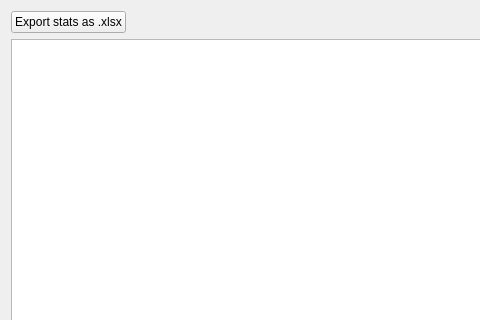
Before: the Qt Designer form src/EasyFlowQ/uiDesigns/StatWindow.ui in ym3141/EasyFlowQ, drawn with Qt 5; both pictures show x 0 to 480 and y 0 to 320 of the 960 by 720 pixel window.
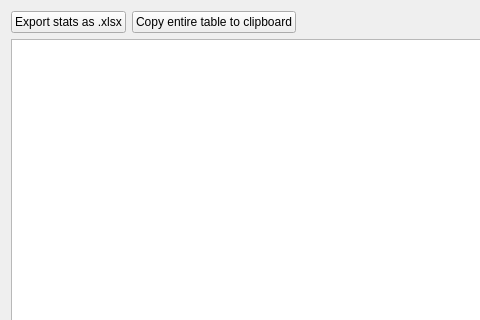
After: the same form once the commit is applied.

Commit message: Add copy functionality for plots and tables to clipboard

```diff
--- a/src/EasyFlowQ/uiDesigns/StatWindow.ui
+++ b/src/EasyFlowQ/uiDesigns/StatWindow.ui
@@ -23,6 +23,13 @@
        </property>
       </widget>
      </item>
+     <item>
+      <widget class="QPushButton" name="copyTablePB">
+       <property name="text">
+        <string>Copy entire table to clipboard</string>
+       </property>
+      </widget>
+     </item>
      <item>
       <spacer name="horizontalSpacer">
        <property name="orientation">
```
The commit also changes 2 other files.
